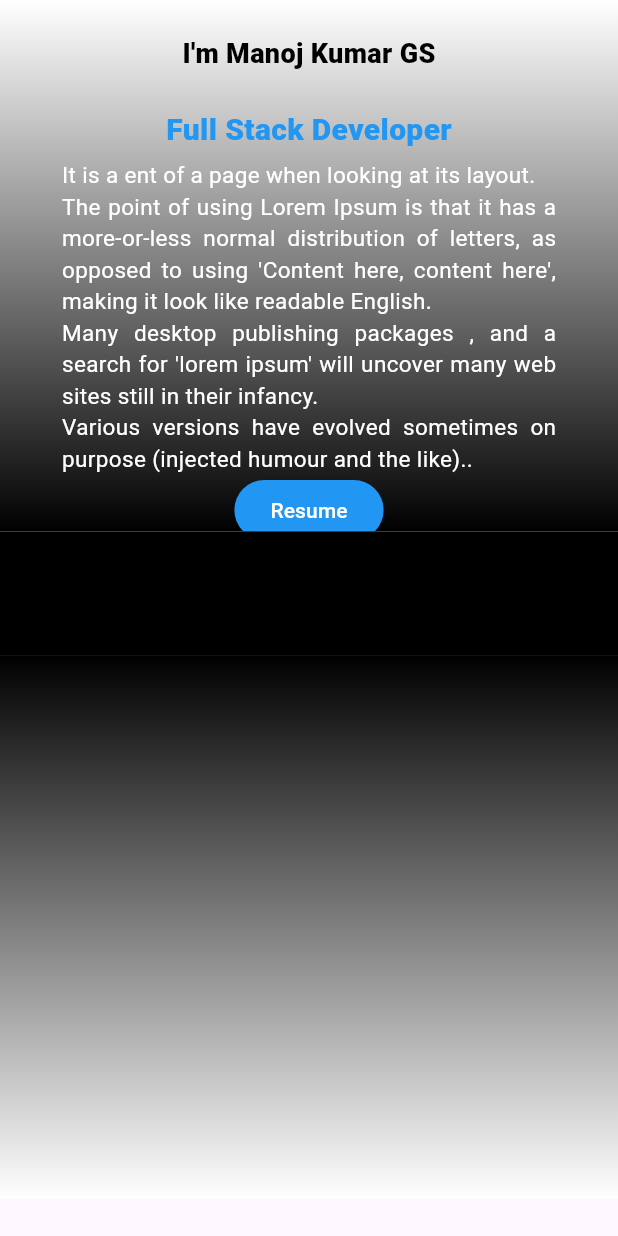
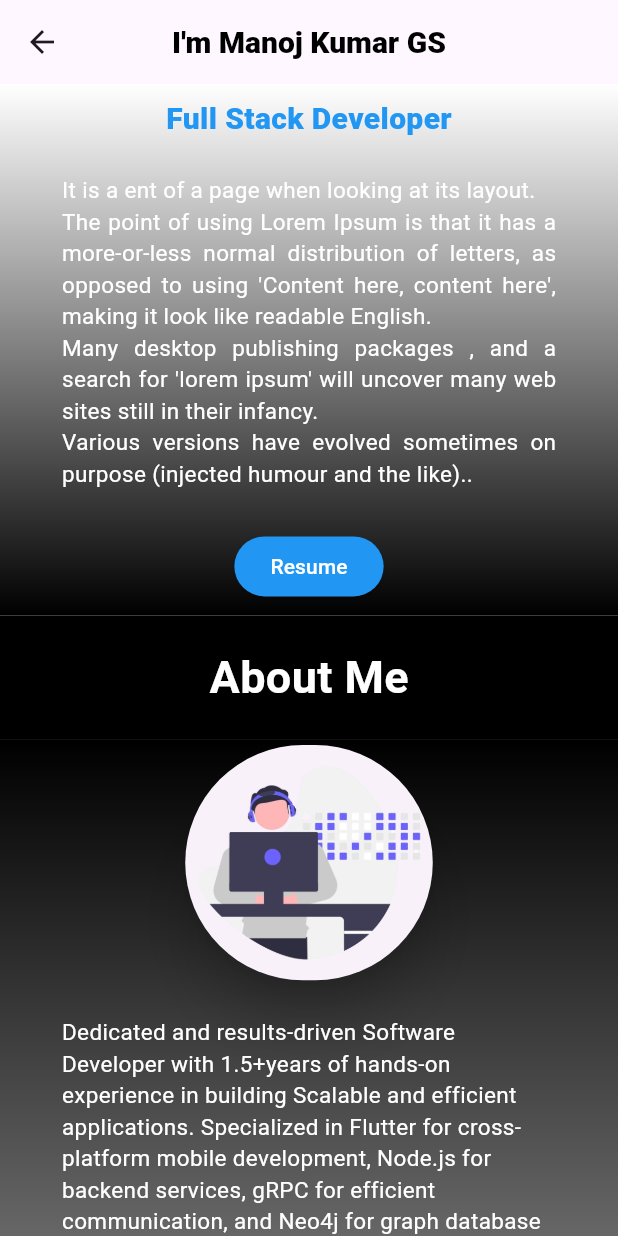
Before and after one commit to ManojKumar-GS/Portfolio, a Flutter app: the AboutMe screen opened directly, on a phone screen of 412 x 824 dp. Run offline on Flutter 3.47's test engine with Material 3 defaults, Android fonts, the phone set to English and light mode, and no system bars.

Commit message:
about me added

```diff
--- a/lib/screens/about_me.dart
+++ b/lib/screens/about_me.dart
@@ -12,7 +12,20 @@ class _AboutMeState extends State<AboutMe> {
   Widget build(BuildContext context) {
     return SafeArea(
         child: Scaffold(
-      body: Column(
+      appBar: AppBar(
+        backgroundColor: Colors.transparent,
+        centerTitle: true,
+        title: const Text(
+          "I'm Manoj Kumar GS",
+          style: TextStyle(
+              fontSize: 20,
+              color: Colors.black,
+              fontWeight: FontWeight.w900,
+              height: 4),
+        ),
+      ),
+      body: SingleChildScrollView(
+        child: Column(
           children: [
             Container(
               height: MediaQuery.sizeOf(context).height * 0.43,
@@ -24,15 +37,8 @@ class _AboutMeState extends State<AboutMe> {
                 colors: [Colors.white, Colors.black],
               )),
               child: Column(
+                mainAxisAlignment: MainAxisAlignment.spaceEvenly,
                 children: [
-                const Text(
-                  "I'm Manoj Kumar GS",
-                  style: TextStyle(
-                      fontSize: 18,
-                      color: Colors.black,
-                      fontWeight: FontWeight.w900,
-                      height: 4),
-                ),
                   const Text(
                     "Full Stack Developer",
                     style: TextStyle(
@@ -53,9 +59,11 @@ class _AboutMeState extends State<AboutMe> {
                           fontWeight: FontWeight.w400),
                     ),
                   ),
+                  const SizedBox(height: 10),
                   ElevatedButton(
                     onPressed: () {},
-                  style: ElevatedButton.styleFrom(backgroundColor: Colors.blue),
+                    style:
+                        ElevatedButton.styleFrom(backgroundColor: Colors.blue),
                     child: const Text("Resume",
                         style: TextStyle(color: Colors.white)),
                   )
@@ -64,18 +72,60 @@ class _AboutMeState extends State<AboutMe> {
             ),
             Container(
               height: MediaQuery.sizeOf(context).height * 0.1,
+              width: MediaQuery.sizeOf(context).width,
               color: Colors.black,
+              child: const Center(
+                child: Text(
+                  "About Me",
+                  style: TextStyle(
+                      color: Colors.white,
+                      fontWeight: FontWeight.bold,
+                      fontSize: 30),
+                ),
+              ),
             ),
             Container(
-            height: MediaQuery.sizeOf(context).height * 0.44,
+              height: MediaQuery.sizeOf(context).height,
+              width: MediaQuery.sizeOf(context).width,
               decoration: const BoxDecoration(
                   gradient: LinearGradient(
                 begin: Alignment.topCenter,
                 end: Alignment.bottomCenter,
                 colors: [Colors.black, Colors.white],
               )),
+              child: Column(
+                children: [
+                  SizedBox(
+                    width: MediaQuery.sizeOf(context).width * 0.42,
+                    height: MediaQuery.sizeOf(context).height * 0.2,
+                    child: Card(
+                      elevation: 15,
+                      shadowColor: Colors.black,
+                      shape: RoundedRectangleBorder(
+                          borderRadius: BorderRadius.circular(
+                              MediaQuery.sizeOf(context).height * 0.12)),
+                      child: Image.asset("assets/images/profile.png",
+                          fit: BoxFit.fitHeight),
+                    ),
+                  ),
+                  const SizedBox(height: 20),
+                  Padding(
+                    padding: EdgeInsets.symmetric(
+                        horizontal: MediaQuery.sizeOf(context).width * 0.1),
+                    child: const Text(
+                      "Dedicated and results-driven Software Developer with 1.5+years of hands-on experience in building Scalable and efficient applications. Specialized in Flutter for cross-platform mobile development, Node.js for backend services, gRPC for efficient communication, and Neo4j for graph database management.Possessing a strong foundation in Java, SQL, HTML, CSS, and JavaScript.",
+                      // textAlign: TextAlign.justify,
+                      style: TextStyle(
+                          fontSize: 15,
+                          color: Colors.white,
+                          fontWeight: FontWeight.w400),
+                    ),
                   ),
                 ],
+              ),
+            ),
+          ],
+        ),
       ),
     ));
   }
```
Lines whose indentation alone changed are shown as unchanged.
